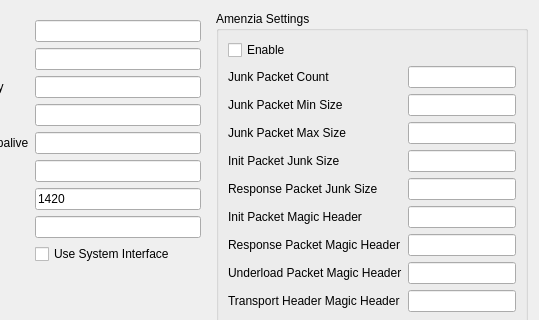
Before: the Qt Designer form include/ui/profile/edit_wireguard.ui in shengmo0210/Throne, drawn with Qt 5; both pictures show x 101 to 640 and y 0 to 320 of the 640 by 727 pixel window.
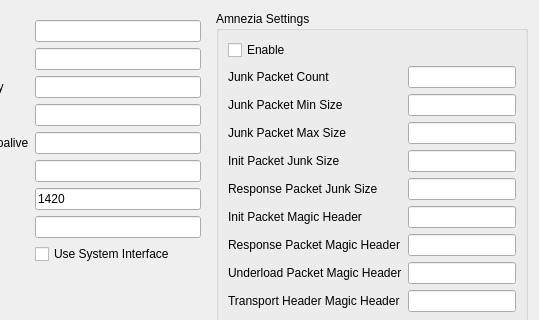
After: the same form once the commit is applied.

Diff of the .ui file:
```diff
--- a/include/ui/profile/edit_wireguard.ui
+++ b/include/ui/profile/edit_wireguard.ui
@@ -123,7 +123,7 @@
    <item>
     <widget class="QGroupBox" name="groupBox">
      <property name="title">
-      <string>Amenzia Settings</string>
+      <string>Amnezia Settings</string>
      </property>
      <layout class="QFormLayout" name="formLayout">
       <item row="0" column="0">
```
Left out of the diff: 2 changed lines with no effect on the pictures.
